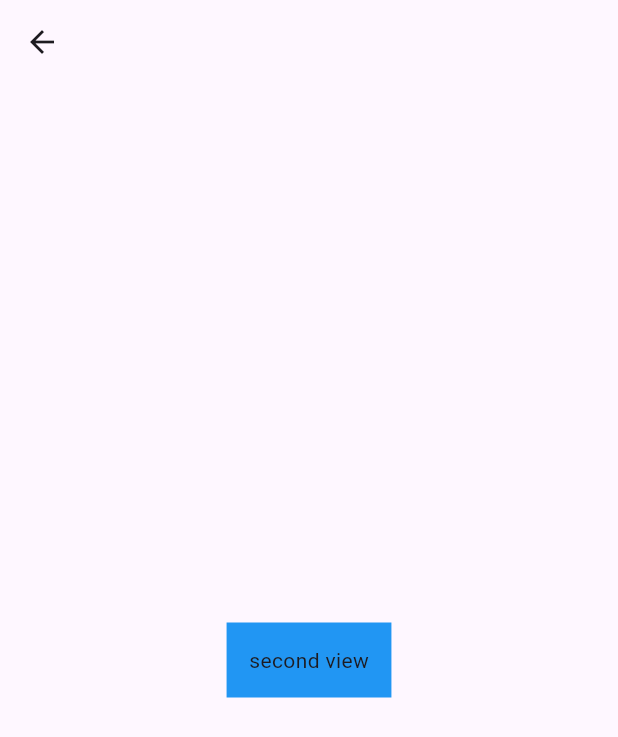
After one commit to jonny995483/flutter_gang, a Flutter app: the screen it shows after launch, after a tap on "first view", on a phone screen of 412 x 824 dp. The commit adds this screen. Shown: the top 737 px of the screen. Run offline on Flutter 3.47's test engine with Material 3 defaults, Android fonts, the phone set to English and light mode, and no system bars.

Commit message:
버튼 네비게이터 세컨드 뷰

```diff
--- a/lib/main.dart
+++ b/lib/main.dart
@@ -1,5 +1,5 @@
 import 'package:flutter/material.dart';
-import 'flexible.dart';
+import 'navigator.dart';
 
 void main() {
   runApp(const MyApp());
--- /dev/null
+++ b/lib/navigator.dart
@@ -0,0 +1,32 @@
+import 'package:flutter/material.dart';
+import 'package:flutter_gang/second_view.dart';
+
+class MyHomePage extends StatefulWidget {
+  const MyHomePage({super.key});
+
+  @override
+  State<MyHomePage> createState() => _MyHomePageState();
+}
+
+class _MyHomePageState extends State<MyHomePage> {
+  @override
+  Widget build(BuildContext context) {
+    return Scaffold(
+      appBar: AppBar(
+        title: Text("네비게이터 화면"),
+      ),
+      body: Center(
+        child: GestureDetector(
+          onTap: () => Navigator.push(context, MaterialPageRoute(
+            builder: (_) => SecondView())
+          ),
+          child: Container(
+            padding: EdgeInsets.all(15),
+            color: Colors.yellow,
+              child: Text(("first view"))
+          ),
+        )
+      ),
+    );
+  }
+}
--- /dev/null
+++ b/lib/second_view.dart
@@ -0,0 +1,29 @@
+import 'package:flutter/material.dart';
+
+class SecondView extends StatefulWidget {
+  const SecondView({super.key});
+
+  @override
+  State<SecondView> createState() => _SecondViewState();
+}
+
+class _SecondViewState extends State<SecondView> {
+  @override
+  Widget build(BuildContext context) {
+    return Scaffold(
+      appBar: AppBar(
+        leading: IconButton(
+          icon: Icon(Icons.arrow_back),
+          onPressed: () => Navigator.of(context).pop(),
+        )
+      ),
+      body: Center(
+        child: Container(
+          padding: EdgeInsets.all(15),
+          color: Colors.blue,
+          child: Text(("second view"))
+        )
+      )
+    );
+  }
+}
```
Also changed, not shown: lib/button.dart (added, +49 -0 lines).
